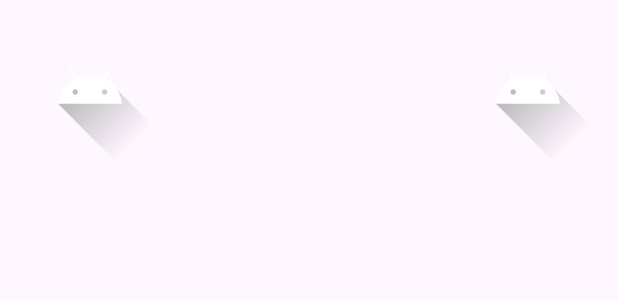
After one commit to CS5520Feinberg/a6-v2-group-9, an Android app: the layout recycler_view_sticker_chat.xml on its own in the app's theme, with its tools: preview values and no code run, on a phone screen of 412 x 824 dp. The commit adds this screen. Shown: the top 300 px of the screen. Run offline under Robolectric (Android 15) with nearby library versions, the phone set to English and light mode, and no system bars.

Commit message:
Implemented chat box for stickers in StickerActivity.java.

```diff
--- /dev/null
+++ b/app/src/main/res/layout/recycler_view_sticker_chat.xml
@@ -0,0 +1,23 @@
+<?xml version="1.0" encoding="utf-8"?>
+<RelativeLayout xmlns:android="http://schemas.android.com/apk/res/android"
+    android:layout_width="match_parent"
+    android:layout_height="wrap_content"
+    android:padding="10dp">
+
+    <ImageView
+        android:layout_width="100dp"
+        android:layout_height="100dp"
+        android:src="@drawable/ic_launcher_foreground"
+        android:layout_alignParentStart="true"
+        android:layout_alignParentEnd="false"
+        android:id="@+id/receivedStickerImageView"/>
+
+    <ImageView
+        android:layout_width="100dp"
+        android:layout_height="100dp"
+        android:src="@drawable/ic_launcher_foreground"
+        android:layout_alignParentStart="false"
+        android:layout_alignParentEnd="true"
+        android:id="@+id/sentStickerImageView"/>
+
+</RelativeLayout>
```
Also changed, not shown: app/src/main/java/edu/northeastern/mainactivity/ChatAdapter.java (added, +67 -0 lines), app/src/main/java/edu/northeastern/mainactivity/StickerActivity.java (+105 -12 lines), app/src/main/res/layout/activity_sticker.xml (+8 -13 lines).
